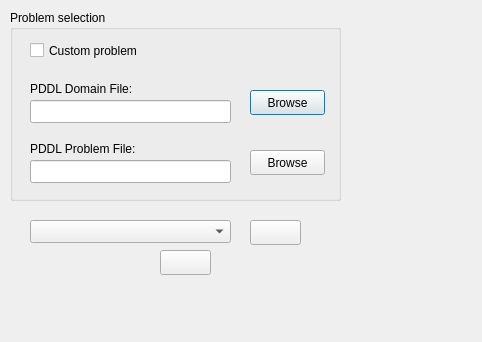
First picture: the form in KAVI/forms/PlanningDialog.ui, repository xuanjianwu/KAVI, before the edit; both pictures show x 0 to 482 and y 0 to 342 of the 900 by 600 pixel window.
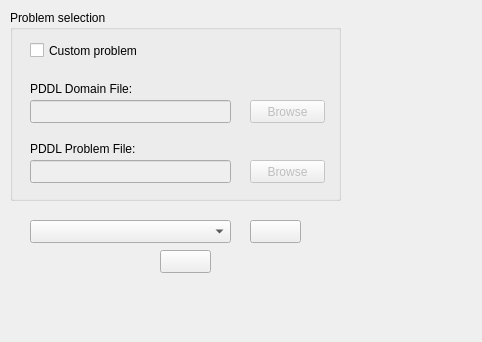
Second picture: the form after the edit. Icons and pictures are not drawn.

```diff
--- a/KAVI/forms/PlanningDialog.ui
+++ b/KAVI/forms/PlanningDialog.ui
@@ -89,6 +89,9 @@
      </property>
     </widget>
     <widget class="QLineEdit" name="lineEdit">
+     <property name="enabled">
+      <bool>false</bool>
+     </property>
      <property name="geometry">
       <rect>
        <x>20</x>
@@ -99,6 +102,9 @@
      </property>
     </widget>
     <widget class="QLineEdit" name="lineEdit_2">
+     <property name="enabled">
+      <bool>false</bool>
+     </property>
      <property name="geometry">
       <rect>
        <x>20</x>
@@ -109,12 +115,15 @@
      </property>
     </widget>
     <widget class="QPushButton" name="pushButton">
+     <property name="enabled">
+      <bool>false</bool>
+     </property>
      <property name="geometry">
       <rect>
        <x>240</x>
-       <y>80</y>
+       <y>90</y>
        <width>75</width>
-       <height>25</height>
+       <height>23</height>
       </rect>
      </property>
      <property name="text">
@@ -122,12 +131,15 @@
      </property>
     </widget>
     <widget class="QPushButton" name="pushButton_2">
+     <property name="enabled">
+      <bool>false</bool>
+     </property>
      <property name="geometry">
       <rect>
        <x>240</x>
-       <y>140</y>
+       <y>150</y>
        <width>75</width>
-       <height>25</height>
+       <height>23</height>
       </rect>
      </property>
      <property name="text">
@@ -157,7 +169,7 @@
       <x>240</x>
       <y>210</y>
       <width>51</width>
-      <height>25</height>
+      <height>23</height>
      </rect>
     </property>
     <property name="toolTip">
@@ -183,7 +195,7 @@
       <x>150</x>
       <y>240</y>
       <width>51</width>
-      <height>25</height>
+      <height>23</height>
      </rect>
     </property>
     <property name="toolTip">
```
